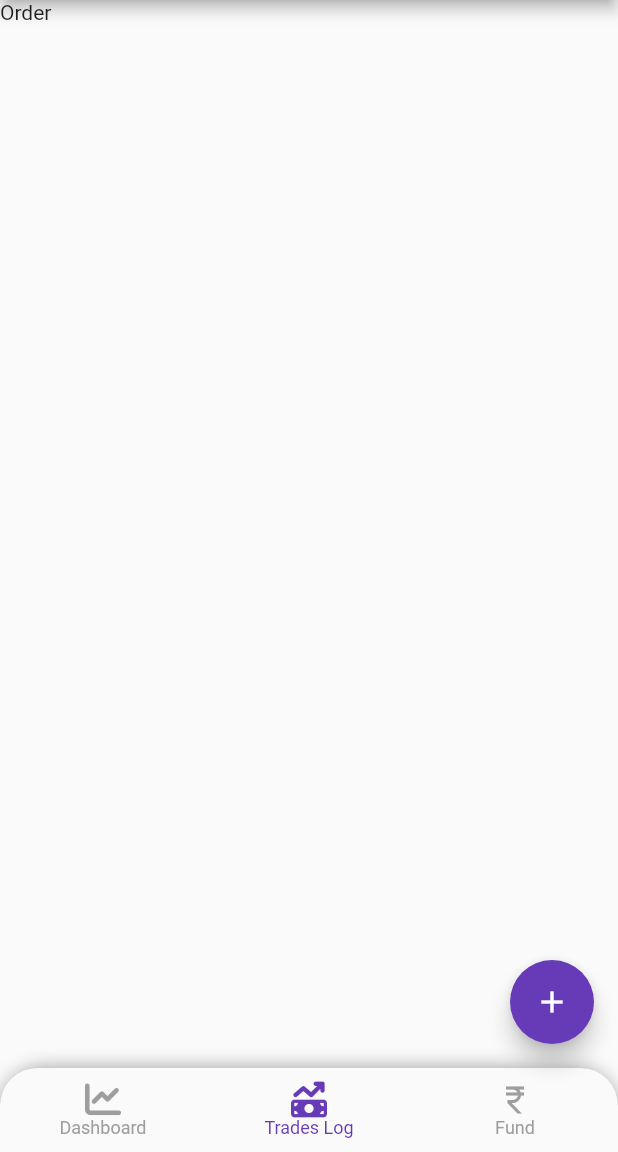
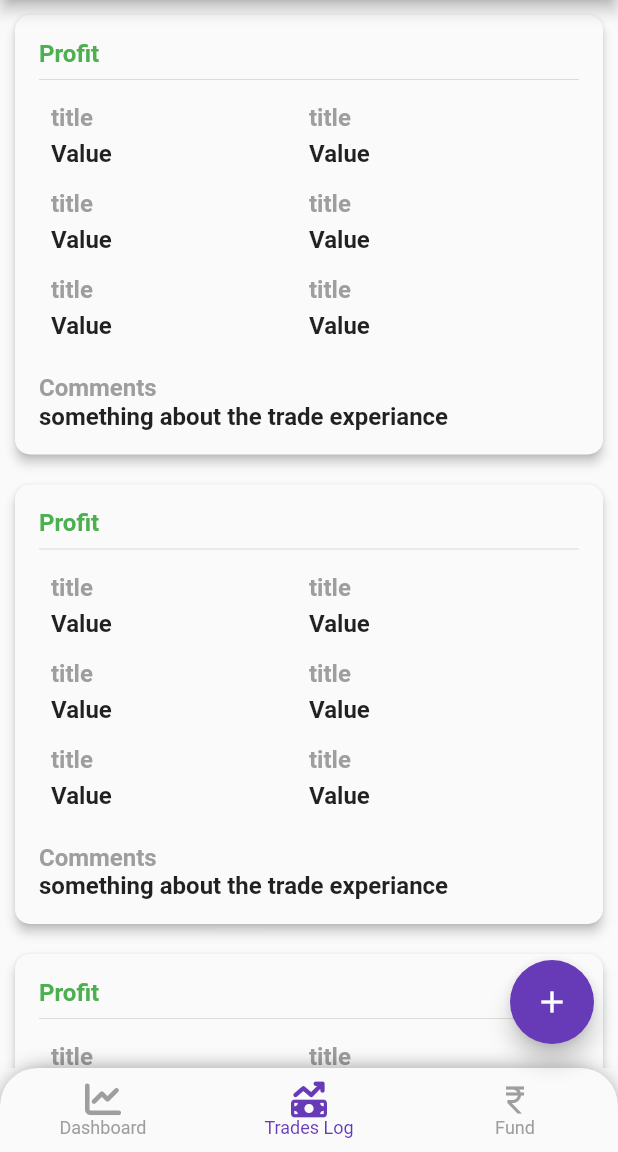
Before and after one commit to Vineeth-Kolichal/trading-edge-dev, a Flutter app: the ScreenHome screen opened directly, item 2 of the bottom bar chosen, in the side drawer, after a tap on the "add" icon, on a phone screen of 412 x 824 dp, the part 84-1236 px from its top. Run offline on Flutter 3.47's test engine with Material 2 defaults, Android fonts, the phone set to English and light mode, and no system bars; our stand-ins replace animated_splash_screen, connectivity_plus, firebase_auth, firebase_core, flutter_feather_icons, flutter_spinkit and 7 more; missing offline and left inert: d_chart; accounts and stored records are empty.

Commit message:
trades log ui some portions completed

```diff
--- a/lib/authentication/phone_authentication.dart
+++ b/lib/authentication/phone_authentication.dart
@@ -1,6 +1,8 @@
 import 'package:firebase_auth/firebase_auth.dart';
 import 'package:flutter/material.dart';
 import 'package:my_tradebook/authentication/otp_verification_dialoges/success_otp_dialoge.dart';
+import 'package:my_tradebook/main.dart';
+import 'package:shared_preferences/shared_preferences.dart';
 
 FirebaseAuth auth = FirebaseAuth.instance;
 String verificationIdenty = '';
@@ -29,5 +31,9 @@ Future<void> verifyOtp(String otp) async {
   final UserCredential userCredential =
       await auth.signInWithCredential(credential);
   final User? user = userCredential.user;
+  //currentUserId = user?.uid;
+  String? userId = user?.uid;
+  final SharedPreferences shared = await SharedPreferences.getInstance();
+  await shared.setString(currentUserId, userId!);
   print(user?.uid);
 }
--- a/lib/main.dart
+++ b/lib/main.dart
@@ -1,28 +1,27 @@
-import 'package:connectivity_plus/connectivity_plus.dart';
 import 'package:firebase_core/firebase_core.dart';
 import 'package:flutter/material.dart';
+import 'package:hive_flutter/adapters.dart';
 import 'package:my_tradebook/authentication/google_sign_in_authentication.dart';
+import 'package:my_tradebook/database/local_databse/db_functions/check_adapter_registered.dart';
 import 'package:my_tradebook/firebase_options.dart';
-import 'package:my_tradebook/screens/enter_name/screen_enter_name.dart';
-import 'package:my_tradebook/screens/home/screen_home.dart';
-import 'package:my_tradebook/screens/intro/screen_intro.dart';
-import 'package:my_tradebook/screens/loading/screen_loading.dart';
-import 'package:my_tradebook/screens/login/screen_login.dart';
-import 'package:my_tradebook/screens/no_internet/screen_no_internet.dart';
-import 'package:my_tradebook/screens/otp_verification/screen_otp_verification.dart';
 import 'package:my_tradebook/screens/splash_screen/screen_splash.dart';
 import 'package:provider/provider.dart';
 
+const mobile = 'mobile';
+const google = 'google';
+const String currentUserId='current_user_id';
 Future<void> main() async {
   WidgetsFlutterBinding.ensureInitialized();
   await Firebase.initializeApp(
     options: DefaultFirebaseOptions.currentPlatform,
   );
-  runApp(MyApp());
+  Hive.initFlutter();
+  checkAdapterRegistered();
+  runApp(const MyTradeBookApp());
 }
 
-class MyApp extends StatelessWidget {
-  MyApp({super.key});
+class MyTradeBookApp extends StatelessWidget {
+  const MyTradeBookApp({super.key});
 
   @override
   Widget build(BuildContext context) {
--- /dev/null
+++ b/lib/screens/home/pages/page_trades_log.dart
@@ -0,0 +1,16 @@
+import 'package:flutter/material.dart';
+import 'package:my_tradebook/screens/home/pages/widgets/widget_trade_log_item.dart';
+
+class PageTradesLog extends StatelessWidget {
+  const PageTradesLog({super.key});
+
+  @override
+  Widget build(BuildContext context) {
+    return ListView.builder(
+      itemBuilder: (ctx, index) {
+        return WidgetTradeLogItem();
+      },
+      itemCount: 20,
+    );
+  }
+}
--- /dev/null
+++ b/lib/screens/home/pages/widgets/widget_trade_log_item.dart
@@ -0,0 +1,88 @@
+import 'package:flutter/material.dart';
+import 'package:flutter/src/widgets/framework.dart';
+import 'package:flutter/src/widgets/placeholder.dart';
+
+class WidgetTradeLogItem extends StatelessWidget {
+  const WidgetTradeLogItem({super.key});
+
+  @override
+  Widget build(BuildContext context) {
+    return Padding(
+      padding: const EdgeInsets.all(10.0),
+      child: Material(
+        borderRadius: BorderRadius.circular(10),
+        elevation: 3,
+        child: Padding(
+          padding: const EdgeInsets.all(8.0),
+          child: Container(
+            child: Padding(
+              padding: const EdgeInsets.all(8.0),
+              child: Column(
+                  crossAxisAlignment: CrossAxisAlignment.start,
+                  children: [
+                    Text(
+                      'Profit',
+                      style: TextStyle(
+                          fontSize: 16,
+                          fontWeight: FontWeight.w600,
+                          color: true ? Colors.green : Colors.red),
+                    ),
+                   const  Divider(),
+                    Padding(
+                      padding: const EdgeInsets.all(8.0),
+                      child: GridView.builder(
+                        shrinkWrap: true,
+                        physics: const NeverScrollableScrollPhysics(),
+                        gridDelegate:const  SliverGridDelegateWithFixedCrossAxisCount(
+                            crossAxisCount: 2, childAspectRatio: 3),
+                        itemCount: 6,
+                        itemBuilder: (context, index) {
+                          return gridItemColumn(title: 'title', value: 'Value');
+                        },
+                      ),
+                    ),
+                    Text(
+                      'Comments',
+                      style:const  TextStyle(
+                          fontSize: 16,
+                          fontWeight: FontWeight.w600,
+                          color: Colors.grey),
+                    ),
+                    Text(
+                      'something about the trade experiance',
+                      style: const TextStyle(
+                        fontSize: 16,
+                        fontWeight: FontWeight.w600,
+                      ),
+                    )
+                  ]),
+            ),
+          ),
+        ),
+      ),
+    );
+  }
+
+  Widget gridItemColumn({required String title, required String value}) {
+    return Column(
+      crossAxisAlignment: CrossAxisAlignment.start,
+      children: [
+        Text(
+          title,
+          style: const TextStyle(
+              fontSize: 16, fontWeight: FontWeight.w600, color: Colors.grey),
+        ),
+       const SizedBox(
+          height: 5,
+        ),
+        Text(
+          value,
+          style: const TextStyle(
+            fontSize: 16,
+            fontWeight: FontWeight.w600,
+          ),
+        )
+      ],
+    );
+  }
+}
--- a/lib/screens/intro/screen_intro.dart
+++ b/lib/screens/intro/screen_intro.dart
@@ -4,6 +4,7 @@ import 'package:flutter/src/widgets/placeholder.dart';
 import 'package:my_tradebook/screens/intro/pages/page_one.dart';
 import 'package:my_tradebook/screens/intro/pages/page_two.dart';
 import 'package:my_tradebook/screens/login/screen_login.dart';
+import 'package:shared_preferences/shared_preferences.dart';
 import 'package:smooth_page_indicator/smooth_page_indicator.dart';
 
 class ScreenIntro extends StatefulWidget {
@@ -88,7 +89,10 @@ class _ScreenIntroState extends State<ScreenIntro> {
                             style: ElevatedButton.styleFrom(
                                 shape: RoundedRectangleBorder(
                                     borderRadius: BorderRadius.circular(20))),
-                            onPressed: () {
+                            onPressed: () async {
+                              final SharedPreferences login =
+                                  await SharedPreferences.getInstance();
+                              await login.setBool('not_a_first_user', true);
                               Navigator.of(context).push(MaterialPageRoute(
                                   builder: ((ctx) => ScreenLogin())));
                             },
--- a/lib/screens/splash_screen/screen_splash.dart
+++ b/lib/screens/splash_screen/screen_splash.dart
@@ -5,6 +5,7 @@ import 'package:flutter/material.dart';
 import 'package:flutter/src/widgets/framework.dart';
 import 'package:flutter/src/widgets/placeholder.dart';
 import 'package:flutter/widgets.dart';
+import 'package:my_tradebook/authentication/get_current_user_id.dart';
 import 'package:my_tradebook/main.dart';
 import 'package:my_tradebook/screens/home/screen_home.dart';
 import 'package:my_tradebook/screens/intro/screen_intro.dart';
@@ -20,6 +21,7 @@ class ScreenSplash extends StatefulWidget {
 
 class _ScreenSplashState extends State<ScreenSplash> {
   bool checkInternet = false;
+  String id = '';
   @override
   void initState() {
     checkInternetConnetion();
--- a/lib/widgets/widget_drawer.dart
+++ b/lib/widgets/widget_drawer.dart
@@ -1,17 +1,14 @@
 import 'package:firebase_auth/firebase_auth.dart';
-import 'package:firebase_core/firebase_core.dart';
 import 'package:flutter/material.dart';
-import 'package:flutter/src/widgets/framework.dart';
-import 'package:flutter/src/widgets/placeholder.dart';
 import 'package:flutter_feather_icons/flutter_feather_icons.dart';
-import 'package:font_awesome_flutter/font_awesome_flutter.dart';
-import 'package:google_sign_in/google_sign_in.dart';
 import 'package:my_tradebook/authentication/google_sign_in_authentication.dart';
+import 'package:my_tradebook/main.dart';
 import 'package:my_tradebook/screens/home/screen_home.dart';
 import 'package:my_tradebook/screens/login/screen_login.dart';
+import 'package:shared_preferences/shared_preferences.dart';
 
 class WidgetDrawer extends StatefulWidget {
-  WidgetDrawer({super.key});
+  const WidgetDrawer({super.key});
 
   @override
   State<WidgetDrawer> createState() => _WidgetDrawerState();
@@ -37,8 +34,8 @@ class _WidgetDrawerState extends State<WidgetDrawer> {
         Material(
           elevation: 5,
           child: DrawerHeader(
-            padding: EdgeInsets.all(0),
-            decoration: BoxDecoration(
+            padding: const EdgeInsets.all(0),
+            decoration: const BoxDecoration(
                 color: Colors.white,
                 image: DecorationImage(
                     fit: BoxFit.fill,
@@ -55,7 +52,7 @@ class _WidgetDrawerState extends State<WidgetDrawer> {
                       onTap: () {
                         scaffoldKey.currentState!.closeDrawer();
                       },
-                      child: CircleAvatar(
+                      child: const CircleAvatar(
                         radius: 15,
                         backgroundColor: Color.fromARGB(255, 235, 232, 232),
                         child: Icon(Icons.arrow_back),
@@ -74,7 +71,7 @@ class _WidgetDrawerState extends State<WidgetDrawer> {
                       padding: const EdgeInsets.all(4.0),
                       child: Container(
                         decoration: BoxDecoration(
-                            color: Color.fromARGB(255, 235, 232, 232),
+                            color: const Color.fromARGB(255, 235, 232, 232),
                             borderRadius: BorderRadius.circular(10)),
                         height: 60,
                         width: 60,
@@ -93,8 +90,8 @@ class _WidgetDrawerState extends State<WidgetDrawer> {
                   left: 25,
                   bottom: 20,
                   child: Text(
-                    '' + name!,
-                    style: TextStyle(fontSize: 17),
+                    name!,
+                    style: const TextStyle(fontSize: 17),
                   ),
                 ),
                 Positioned(
@@ -102,7 +99,8 @@ class _WidgetDrawerState extends State<WidgetDrawer> {
                   bottom: 7,
                   child: Text(
                     mail!,
-                    style: TextStyle(fontSize: 12, fontWeight: FontWeight.w200),
+                    style: const TextStyle(
+                        fontSize: 12, fontWeight: FontWeight.w200),
                   ),
                 ),
               ],
@@ -141,7 +139,9 @@ class _WidgetDrawerState extends State<WidgetDrawer> {
             //await _googleSignIn.signOut();
             GoogleSignInProvider provider = GoogleSignInProvider();
             provider.googleSignOut();
-
+            final SharedPreferences shared =
+                await SharedPreferences.getInstance();
+            shared.remove(currentUserId);
             Navigator.of(context).pushReplacement(
                 MaterialPageRoute(builder: (((context) => ScreenLogin()))));
           },
--- a/pubspec.yaml
+++ b/pubspec.yaml
@@ -40,15 +40,19 @@ dependencies:
   flutter_spinkit: ^5.1.0
   font_awesome_flutter: ^10.4.0
   google_sign_in: ^6.0.2
+  hive_flutter: ^1.1.0
   intl_phone_field: ^3.1.0
   pinput: ^2.2.31
   provider: ^6.0.5
+  shared_preferences: ^2.0.20
   smooth_page_indicator: ^1.0.1
 
 dev_dependencies:
+  build_runner: ^2.3.3
   flutter_lints: ^2.0.0
   flutter_test:
     sdk: flutter
+  hive_generator: ^2.0.0
 
 # For information on the generic Dart part of this file, see the
 # following page: https://dart.dev/tools/pub/pubspec
```
Also changed, not shown: lib/authentication/get_current_user_id.dart (added, +9 -0 lines), lib/authentication/google_sign_in_authentication.dart (+14 -9 lines), lib/database/local_databse/db_functions/check_adapter_registered.dart (added, +8 -0 lines), lib/database/local_databse/models/user_model.dart (added, +10 -0 lines), lib/screens/home/pages/page_dashboard.dart (+0 -7 lines), lib/screens/home/pages/page_fund.dart (added, +17 -0 lines), lib/screens/home/screen_home.dart (+73 -3 lines), lib/screens/loading/screen_loading.dart (+20 -10 lines), lib/screens/login/screen_login.dart (+39 -21 lines), lib/screens/otp_verification/screen_otp_verification.dart (+39 -43 lines), lib/widgets/widget_loading_alert.dart (added, +35 -0 lines), lib/database/local_databse/models/user_model.g.dart (added), pubspec.lock, 1 other file.
